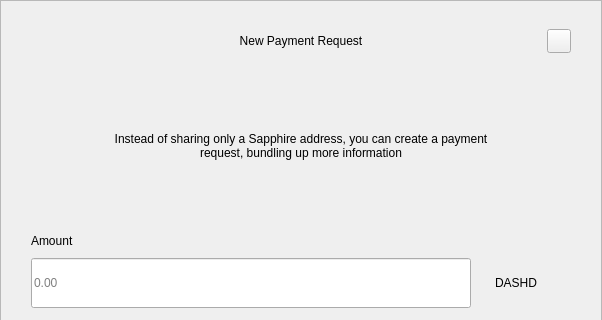
Old version of the form src/qt/pivx/forms/requestdialog.ui in the repository decenomy/SAPP; both pictures show x 0 to 602 and y 0 to 320 of the 602 by 607 pixel window.
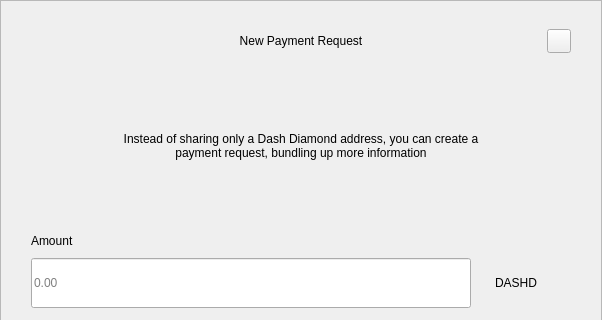
New version of the form.

What changed in the file:
```diff
--- a/src/qt/pivx/forms/requestdialog.ui
+++ b/src/qt/pivx/forms/requestdialog.ui
@@ -210,7 +210,7 @@
              </size>
             </property>
             <property name="text">
-             <string>Instead of sharing only a Sapphire address, you can create a payment request, bundling up more information</string>
+             <string>Instead of sharing only a Dash Diamond address, you can create a payment request, bundling up more information</string>
             </property>
             <property name="alignment">
              <set>Qt::AlignCenter</set>
```
